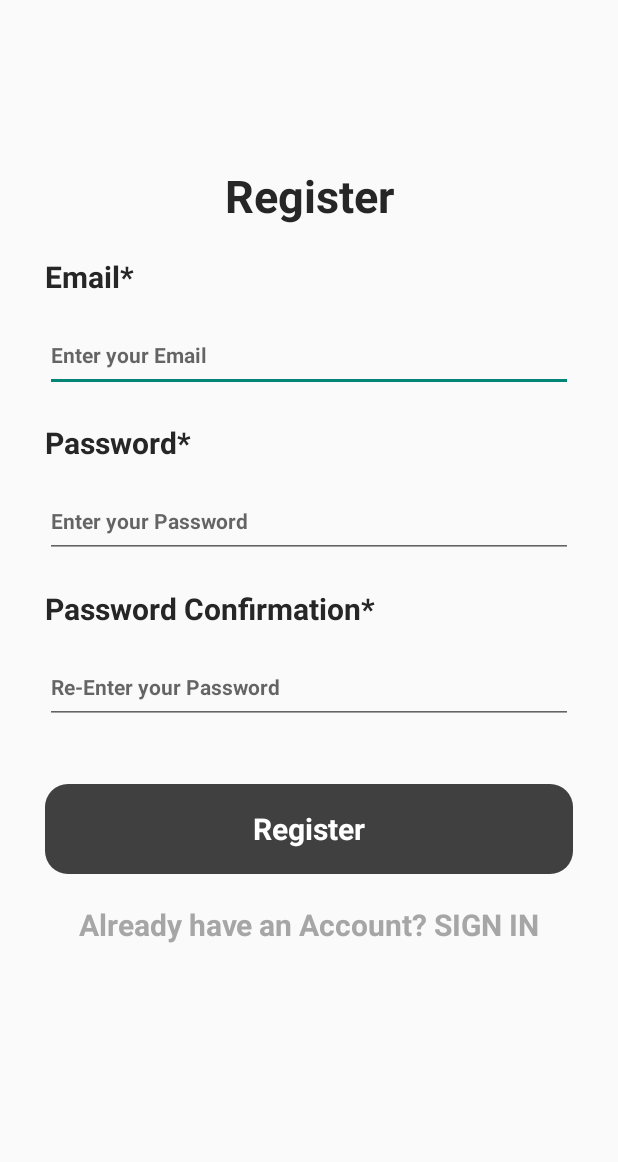
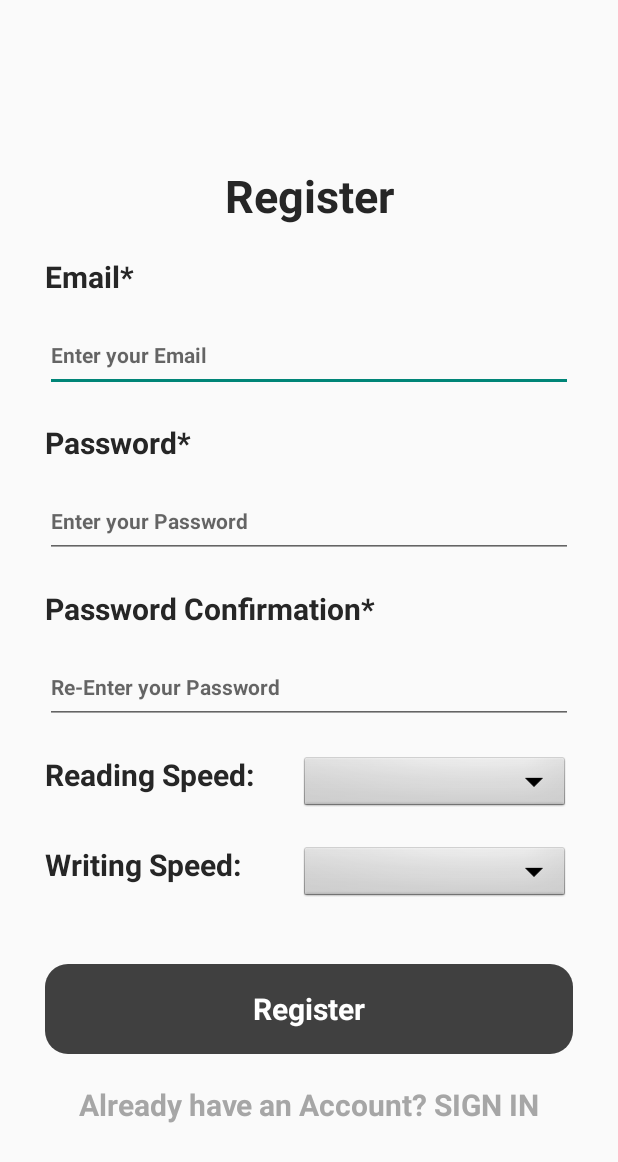
Before and after one commit to ArrsDesign/O-Clock, an Android app: the Register screen opened directly, with no data from a screen before it, on a phone screen of 412 x 824 dp. Shown: the top 1162 px of the screen. Run offline under Robolectric (Android 15) with nearby library versions, the phone set to English and light mode, and no system bars; our stand-ins replace Firebase (no records; nobody signed in at launch, a user with empty details on screens opened directly).

```diff
--- a/app/src/main/java/com/example/oclock/Home.java
+++ b/app/src/main/java/com/example/oclock/Home.java
@@ -3,6 +3,8 @@ package com.example.oclock;
 import androidx.appcompat.app.AppCompatActivity;
 
 import android.os.Bundle;
+import android.widget.ArrayAdapter;
+import android.widget.Spinner;
 
 public class Home extends AppCompatActivity {
 
--- a/app/src/main/java/com/example/oclock/MainActivity.java
+++ b/app/src/main/java/com/example/oclock/MainActivity.java
@@ -35,8 +35,9 @@ public class MainActivity extends AppCompatActivity {
         logInB.setOnClickListener(new View.OnClickListener() {
             @Override
             public void onClick(View v) {
-                Login();
-
+                Intent intent=new Intent(MainActivity.this,Home.class);
+                startActivity(intent);
+                finish();
             }
         });
         registerL.setOnClickListener(new View.OnClickListener() {
--- a/app/src/main/java/com/example/oclock/Register.java
+++ b/app/src/main/java/com/example/oclock/Register.java
@@ -37,8 +37,9 @@ public class Register extends AppCompatActivity {
         registerButtonB.setOnClickListener(new View.OnClickListener() {
             @Override
             public void onClick(View v) {
-                Register();
-
+                Intent intent=new Intent(Register.this,MainActivity.class);
+                startActivity(intent);
+                finish();
             }
         });
         signInLinkL.setOnClickListener(new View.OnClickListener() {
--- a/app/src/main/res/layout/activity_register.xml
+++ b/app/src/main/res/layout/activity_register.xml
@@ -96,9 +96,58 @@
         android:textColor="@color/text"
         android:inputType="textPassword"
         android:layout_marginTop="5dp"/>
+<LinearLayout
+    android:layout_width="match_parent"
+    android:layout_height="wrap_content"
+    android:orientation="horizontal">
+            <!--Reading Speed Title-->
+            <TextView
+                android:layout_width="150dp"
+                android:layout_height="40dp"
+                android:textSize="20dp"
+                android:textStyle="bold"
+                android:text="Reading Speed:"
+                android:layout_marginTop="20dp"
+                android:textColor="@color/titles"
+                android:layout_marginRight="20dp"/>
 
-    <!--Registration Button-->
-        <Button
+            <!--Drop Down Selection-->
+            <Spinner
+                android:id="@+id/readingDropDown"
+                android:layout_width="180dp"
+                android:layout_height="40dp"
+                android:layout_marginTop="20dp"
+                android:background="@android:drawable/btn_dropdown"
+                android:spinnerMode="dropdown" />
+</LinearLayout>
+
+            <LinearLayout
+                android:layout_width="match_parent"
+                android:layout_height="wrap_content"
+                android:orientation="horizontal">
+                <!--Reading Speed Title-->
+                <TextView
+                    android:layout_width="150dp"
+                    android:layout_height="40dp"
+                    android:textSize="20dp"
+                    android:textStyle="bold"
+                    android:text="Writing Speed:"
+                    android:layout_marginTop="20dp"
+                    android:textColor="@color/titles"
+                    android:layout_marginRight="20dp"/>
+
+                <!--Drop Down Selection-->
+                <Spinner
+                    android:id="@+id/writingDropDown"
+                    android:layout_width="180dp"
+                    android:layout_height="40dp"
+                    android:layout_marginTop="20dp"
+                    android:background="@android:drawable/btn_dropdown"
+                    android:spinnerMode="dropdown" />
+            </LinearLayout>
+
+            <!--Registration Button-->
+            <Button
         android:id="@+id/registerButton"
         android:layout_width="match_parent"
         android:layout_height="60dp"
```
